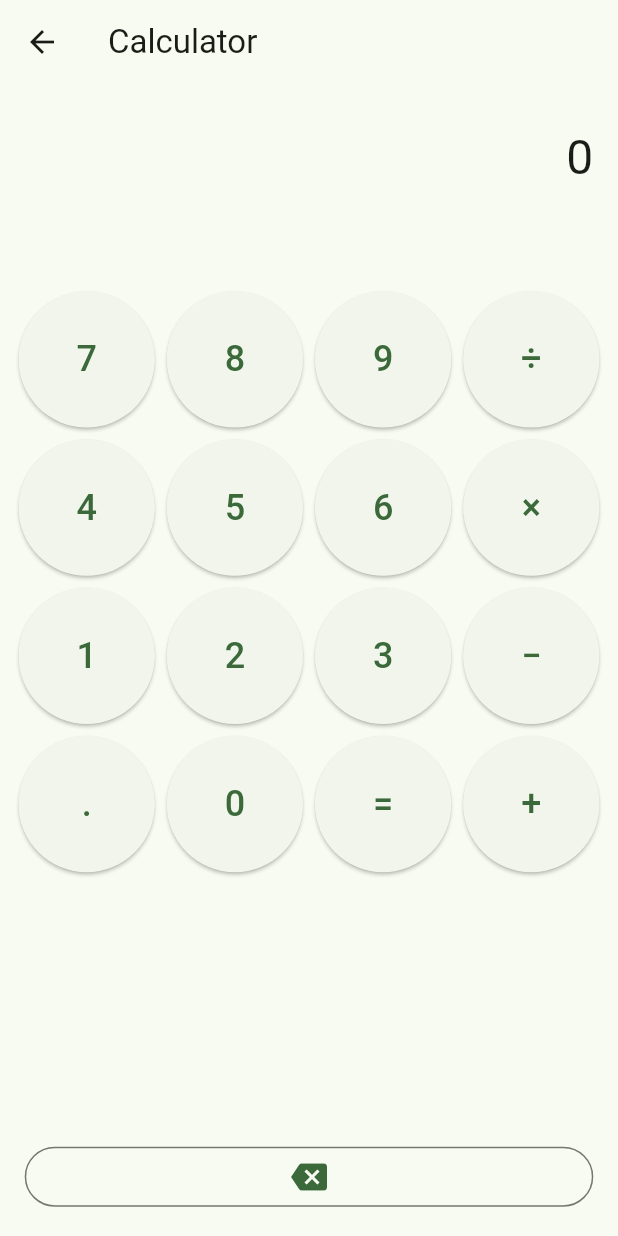
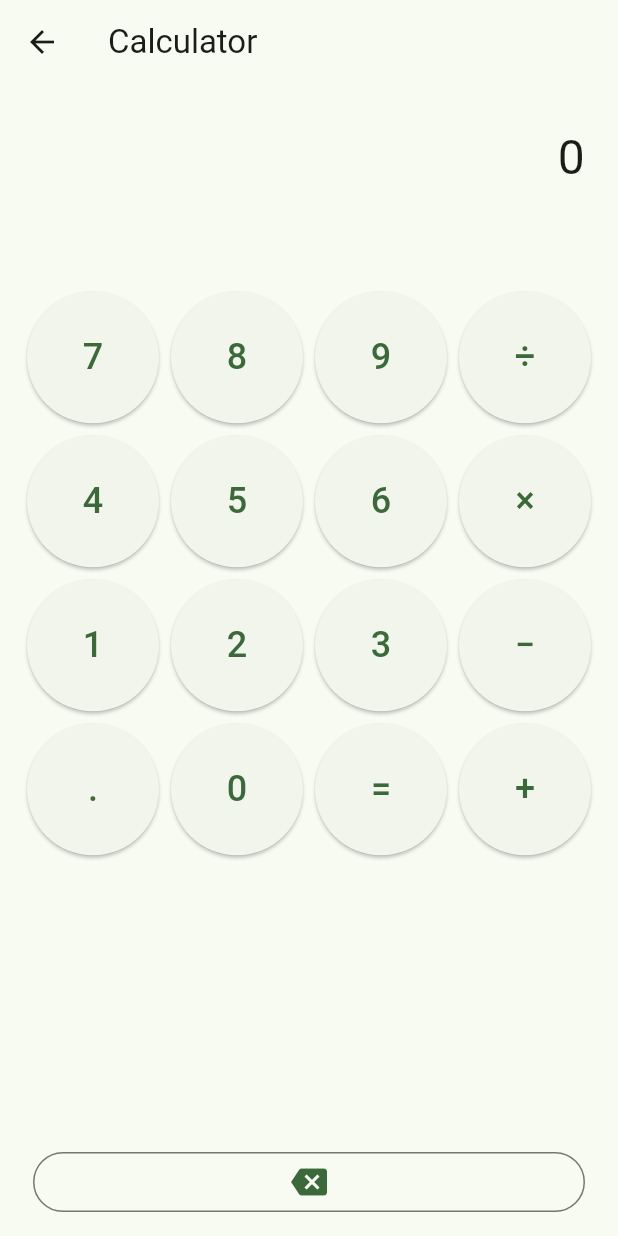
Before and after one commit to ChadKeyser/flutter_application_1, a Flutter app: the screen it shows after launch, after a tap on "Calculator", on a phone screen of 412 x 824 dp. Run offline on Flutter 3.47's test engine with Material 3 defaults, Android fonts, the light colour scheme and no system bars; our stand-ins replace math_expressions.

Commit message:
Update home page layout and restrict desktop width

```diff
--- a/lib/app1_page.dart
+++ b/lib/app1_page.dart
@@ -86,11 +86,45 @@ class _App1PageState extends State<App1Page> {
     }
   }
 
+  Widget _buildButton(String value, double fontSize) {
+    return AspectRatio(
+      aspectRatio: 1,
+      child: ElevatedButton(
+        onPressed: () => _onPressed(value),
+        child: Text(value, style: TextStyle(fontSize: fontSize)),
+      ),
+    );
+  }
+
+  Widget _buildBackspaceBar(bool isNarrow) {
+    return Padding(
+      padding: EdgeInsets.symmetric(horizontal: 16, vertical: 8),
+      child: SizedBox(
+        height: isNarrow ? 48 : 56,
+        child: Row(
+          children: [
+            Expanded(
+              child: OutlinedButton(
+                onPressed: () => _onPressed('⌫'),
+                child: const Icon(Icons.backspace, size: 24),
+              ),
+            ),
+          ],
+        ),
+      ),
+    );
+  }
+
   @override
   Widget build(BuildContext context) {
     return Scaffold(
       appBar: AppBar(title: const Text('Calculator')),
       body: SafeArea(
+        child: Center(
+          child: ConstrainedBox(
+            constraints: const BoxConstraints(
+              maxWidth: 400, // restricts the calculator width for desktop
+            ),
             child: LayoutBuilder(
               builder: (context, constraints) {
                 final w = constraints.maxWidth;
@@ -166,7 +200,8 @@ class _App1PageState extends State<App1Page> {
                         padding: EdgeInsets.symmetric(horizontal: w * 0.03),
                         child: GridView.builder(
                           itemCount: buttons.length,
-                      gridDelegate: SliverGridDelegateWithFixedCrossAxisCount(
+                          gridDelegate:
+                              SliverGridDelegateWithFixedCrossAxisCount(
                                 crossAxisCount: crossAxis,
                                 crossAxisSpacing: 8,
                                 mainAxisSpacing: 8,
@@ -190,33 +225,14 @@ class _App1PageState extends State<App1Page> {
                     ),
 
                     // Bottom bar with single backspace button (responsive height)
-                Padding(
-                  padding: EdgeInsets.symmetric(
-                    horizontal: w * 0.04,
-                    vertical: h * 0.015,
-                  ),
-                  child: SizedBox(
-                    height: isNarrow ? 48 : 56,
-                    child: Row(
-                      children: [
-                        Expanded(
-                          child: OutlinedButton(
-                            onPressed: () => _onPressed('⌫'),
-                            child: Icon(
-                              Icons.backspace,
-                              size: 24,
-                            ), // Use Flutter's built-in icon
-                          ),
-                        ),
-                      ],
-                    ),
-                  ),
-                ),
+                    _buildBackspaceBar(isNarrow),
                   ],
                 );
               },
             ),
           ),
+        ),
+      ),
     );
   }
 }
--- a/lib/home_page.dart
+++ b/lib/home_page.dart
@@ -1,8 +1,5 @@
 import 'package:flutter/material.dart';
 import 'app1_page.dart';
-import 'app2_page.dart';
-import 'app3_page.dart';
-import 'app4_page.dart';
 
 class HomePage extends StatelessWidget {
   const HomePage({super.key});
@@ -14,7 +11,12 @@ class HomePage extends StatelessWidget {
         title: const Text('App Launcher'),
         backgroundColor: Colors.green,
       ),
-      body: GridView.count(
+      body: Center(
+        child: ConstrainedBox(
+          constraints: const BoxConstraints(
+            maxWidth: 400, // restricts width for desktop, feels like mobile
+          ),
+          child: GridView.count(
             crossAxisCount: 2,
             padding: const EdgeInsets.all(24),
             crossAxisSpacing: 24,
@@ -44,6 +46,8 @@ class HomePage extends StatelessWidget {
                 onTap: () {}, // No navigation
               ),
             ],
+          ),
+        ),
       ),
     );
   }
```
Lines whose indentation alone changed are shown as unchanged.
